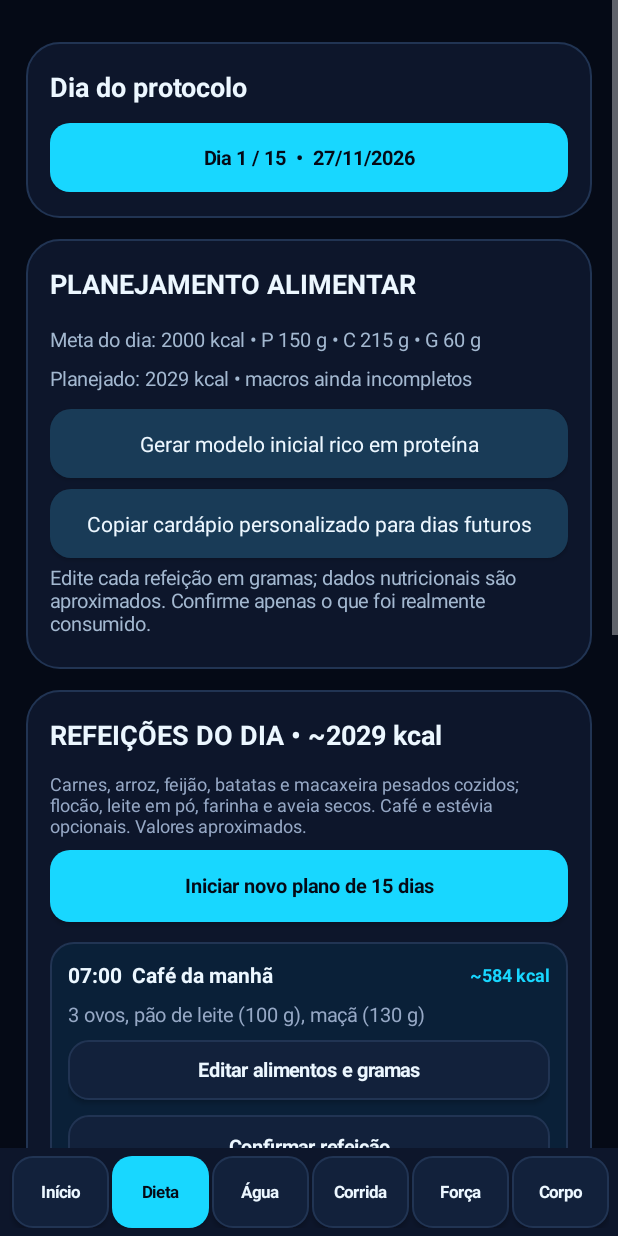
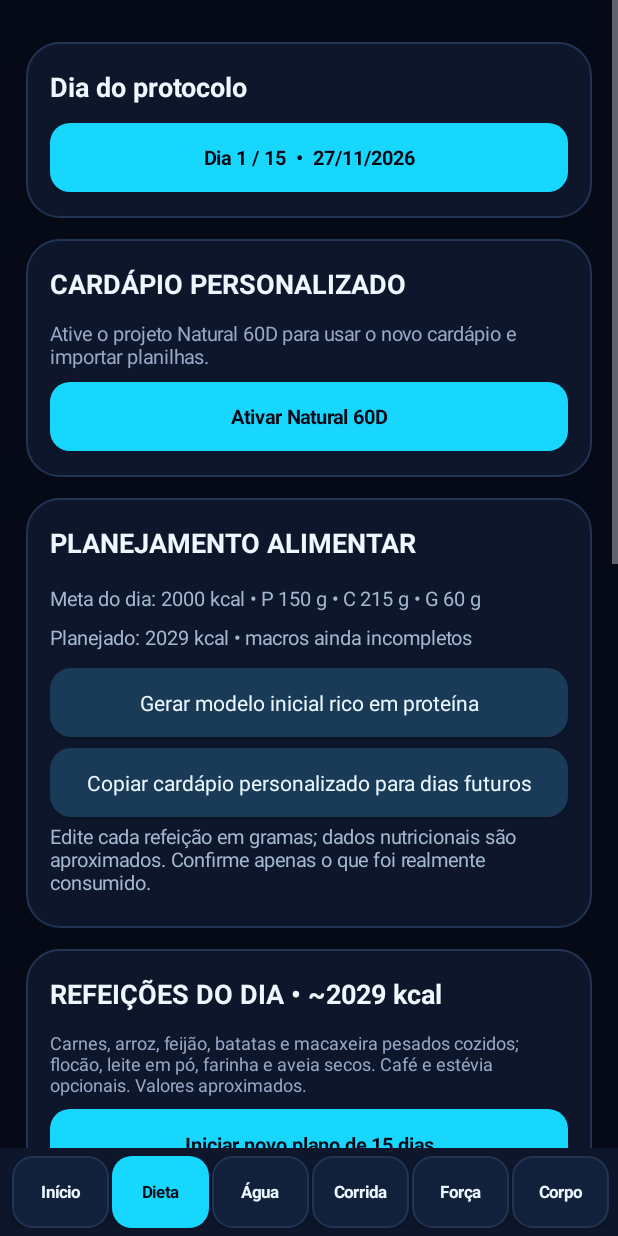
Before and after one commit to mmnegociomm-create/MMd, an Android app: the screen it shows after launch (MainActivity), after a tap on "Dieta", on a phone screen of 412 x 824 dp. Run offline under Robolectric (Android 15) with nearby library versions, the phone set to English and light mode, and no system bars.

Commit message:
Connect Excel import/export to Dieta screen and preserve active cycle

```diff
--- a/app/src/main/java/com/mmd/dieta/MainActivity.java
+++ b/app/src/main/java/com/mmd/dieta/MainActivity.java
@@ -31,6 +31,7 @@ public class MainActivity extends Activity {
     private FitnessUI fitness;
     private NutritionUI nutrition;
     private NaturalUI natural;
+    private DietWorkbook workbook;
     private final DateTimeFormatter fmt=DateTimeFormatter.ofPattern("dd/MM/yyyy",new Locale("pt","BR"));
     private int dp(float n) {return (int)(n*getResources().getDisplayMetrics().density+0.5f);}
     private GradientDrawable drawable(int color,int stroke,int radius) {
@@ -78,14 +79,14 @@ public class MainActivity extends Activity {
     @Override public void onCreate(Bundle savedInstanceState) {
         super.onCreate(savedInstanceState);
         getWindow().setStatusBarColor(BG);getWindow().setNavigationBarColor(BG);
-        PlanData.start(this);chosen=PlanData.today(this);fitness=new FitnessUI(this);nutrition=new NutritionUI(this);natural=new NaturalUI(this);
+        PlanData.start(this);chosen=PlanData.today(this);fitness=new FitnessUI(this);nutrition=new NutritionUI(this);natural=new NaturalUI(this);workbook=new DietWorkbook(this);
         ReminderScheduler.setup(this);
         if(Build.VERSION.SDK_INT>=33 && checkSelfPermission(Manifest.permission.POST_NOTIFICATIONS)!=PackageManager.PERMISSION_GRANTED)
             requestPermissions(new String[]{Manifest.permission.POST_NOTIFICATIONS},101);
         render();
     }
     @Override protected void onResume(){super.onResume();if(root!=null)render();}
-    @Override protected void onActivityResult(int request,int result,android.content.Intent data){super.onActivityResult(request,result,data);if(natural!=null)natural.photoResult(request,result,data);}
+    @Override protected void onActivityResult(int request,int result,android.content.Intent data){super.onActivityResult(request,result,data);if(natural!=null)natural.photoResult(request,result,data);if(workbook!=null)workbook.result(request,result,data);}
     @Override protected void onDestroy(){if(fitness!=null)fitness.destroy();if(natural!=null)natural.destroy();super.onDestroy();}
     @Override public void onBackPressed(){if(fitness!=null&&fitness.busy()){new android.app.AlertDialog.Builder(this).setTitle("Treino em andamento").setMessage("Encerre pela tela de treino ou continue.").setPositiveButton("Continuar",null).show();}else if(tab!=0){tab=0;render();}else super.onBackPressed();}
     void render() {
@@ -100,7 +101,7 @@ public class MainActivity extends Activity {
         frame.addView(nav,new LinearLayout.LayoutParams(-1,-2));setContentView(frame);
         switch(tab){
             case 0: dayPicker();if(!PlanData.natural(this))natural.home(card("PROJETO NATURAL 60D"),chosen);nutrition.dashboard(card("DASHBOARD • MINHAS METAS"),chosen);if(PlanData.natural(this))natural.home(card("PROJETO NATURAL 60D"),chosen);break;
-            case 1: dayPicker();nutrition.planner(card("PLANEJAMENTO ALIMENTAR"),chosen);menu();break;
+            case 1: dayPicker();if(PlanData.natural(this))workbook.buttons(card("CARDÁPIO EXCEL"),chosen);else{LinearLayout setup=card("CARDÁPIO PERSONALIZADO");setup.addView(text("Ative o projeto Natural 60D para usar o novo cardápio e importar planilhas.",13,MUTED,false));Button activate=button("Ativar Natural 60D",true);setup.addView(activate,lp(-1,46,8));activate.setOnClickListener(v->activateNatural());}nutrition.planner(card("PLANEJAMENTO ALIMENTAR"),chosen);menu();break;
             case 2: dayPicker();hydration();break;
             case 3: if(PlanData.natural(this)&&!fitness.busy()){dayPicker();natural.cardio(card("CARDIO MATINAL"),chosen);}fitness.runningScreen(card("CORRIDA GUIADA"));break;
             case 4: fitness.gymScreen(card("MUSCULAÇÃO GUIADA"));break;
```
